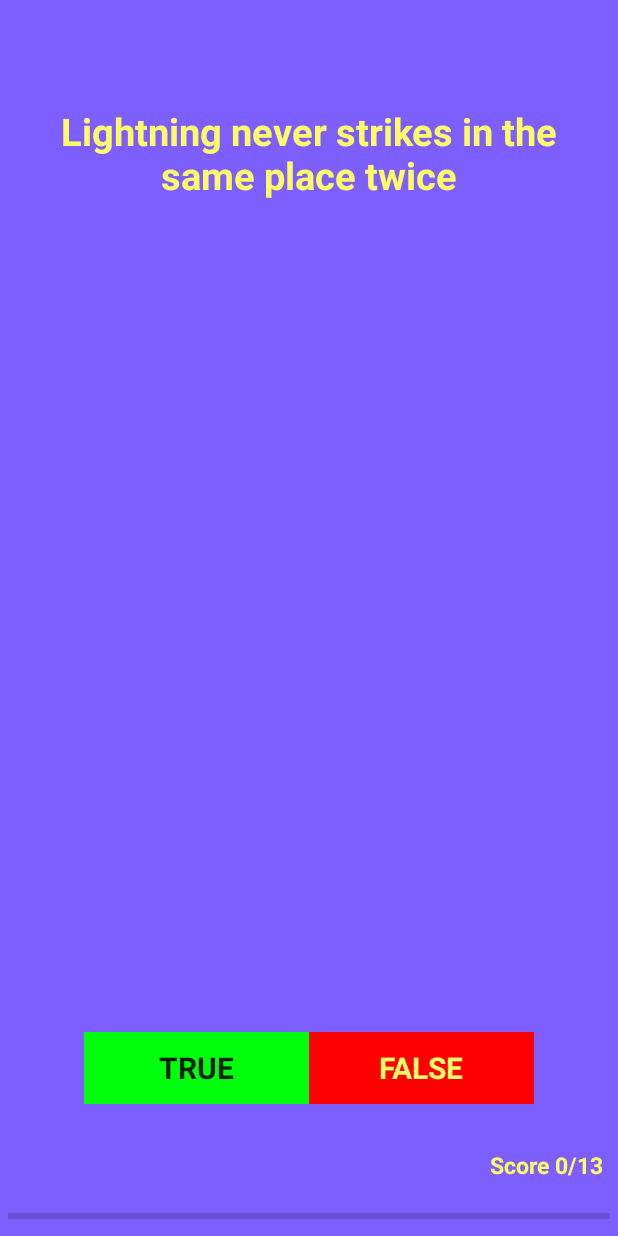
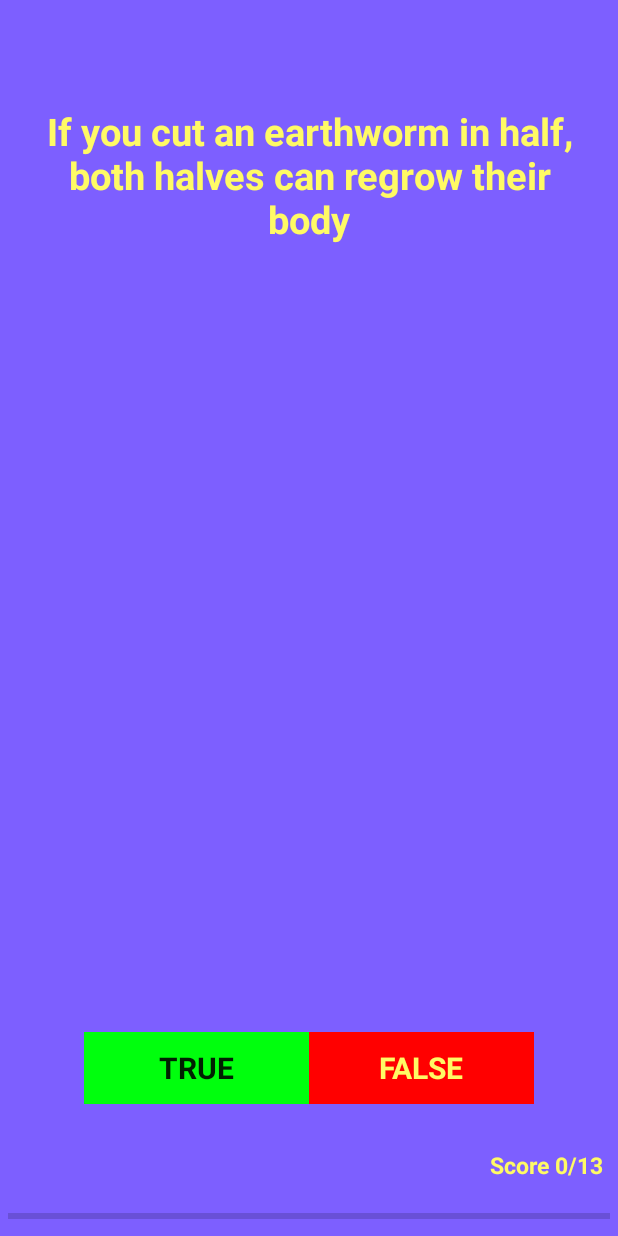
Before and after one commit to Nodirbek3d/Quizzler, an Android app: the screen it shows after launch (MainActivity), after a tap on "FALSE", on a phone screen of 412 x 824 dp. Run offline under Robolectric (Android 15) with nearby library versions, the phone set to English and light mode, and no system bars; 1 other tap on this screen came first.

Commit message:
Added logic that updates questions.

```diff
--- a/app/src/main/java/com/nodir/quizler/MainActivity.java
+++ b/app/src/main/java/com/nodir/quizler/MainActivity.java
@@ -5,12 +5,32 @@ import android.os.Bundle;
 import android.util.Log;
 import android.view.View;
 import android.widget.Button;
+import android.widget.TextView;
 import android.widget.Toast;
+
+import java.util.Iterator;
+import java.util.TreeMap;
 
 public class MainActivity extends Activity {
 
     private Button trueButton;
     private Button falseButton;
+    private TextView questionView;
+    private int qIndex = 0;
+    private TrueFalse[] questions =
+    {
+        new TrueFalse(R.string.question_1, false),
+        new TrueFalse(R.string.question_2, true),
+        new TrueFalse(R.string.question_3, false),
+        new TrueFalse(R.string.question_4, true),
+        new TrueFalse(R.string.question_5, true),
+        new TrueFalse(R.string.question_6, false),
+        new TrueFalse(R.string.question_7, false),
+        new TrueFalse(R.string.question_8, true),
+        new TrueFalse(R.string.question_9, false),
+        new TrueFalse(R.string.question_10, true),
+        new TrueFalse(R.string.question_11, true)
+    };
     @Override
     protected void onCreate(Bundle savedInstanceState) {
         super.onCreate(savedInstanceState);
@@ -18,25 +38,32 @@ public class MainActivity extends Activity {
 
         trueButton = findViewById(R.id.true_button);
         falseButton = findViewById(R.id.false_button);
+        questionView = findViewById(R.id.question_text_view);
+        questionView.setText(questions[qIndex].getmQuestionID());
 
-        View.OnClickListener myListener = new View.OnClickListener() {
+        trueButton.setOnClickListener(new View.OnClickListener() {
             @Override
             public void onClick(View view) {
-                Log.d("Quizzler", "Button is clicked");
-                Toast.makeText(getApplicationContext(), "True pressed", Toast.LENGTH_SHORT).show();
-            }
-        };
-
-        trueButton.setOnClickListener(myListener);
-        falseButton.setOnClickListener(new View.OnClickListener() {
-            @Override
-            public void onClick(View view) {
-                Log.d("Quizzler", "False button is clicked");
-                Toast myToast = Toast.makeText(getApplicationContext(),"False pressed", Toast.LENGTH_SHORT);
-                myToast.show();
+                getQuestion();
+                questionView.setText(questions[qIndex].getmQuestionID());
+                Toast.makeText(getApplicationContext(),"True Pressed", Toast.LENGTH_SHORT).show();
 
             }
         });
 
+        falseButton.setOnClickListener(new View.OnClickListener() {
+            @Override
+            public void onClick(View view) {
+                getQuestion();
+                questionView.setText(questions[qIndex].getmQuestionID());
+                Toast.makeText(getApplicationContext(),"False pressed", Toast.LENGTH_SHORT).show();
+
+            }
+        });
     }
+
+    private void getQuestion(){
+        qIndex++;
+    }
+
 }
--- /dev/null
+++ b/app/src/main/java/com/nodir/quizler/TrueFalse.java
@@ -0,0 +1,31 @@
+package com.nodir.quizler;
+
+/**
+ * Created by nodir on 3/5/2018.
+ */
+
+public class TrueFalse {
+    private int mQuestionID;
+    private boolean mAnswer;
+
+    public TrueFalse(int questionResID, boolean trueOrFalse){
+        mQuestionID = questionResID;
+        mAnswer = trueOrFalse;
+    }
+
+    public int getmQuestionID() {
+        return mQuestionID;
+    }
+
+    public void setmQuestionID(int mQuestionID) {
+        this.mQuestionID = mQuestionID;
+    }
+
+    public boolean ismAnswer() {
+        return mAnswer;
+    }
+
+    public void setmAnswer(boolean mAnswer) {
+        this.mAnswer = mAnswer;
+    }
+}
```
